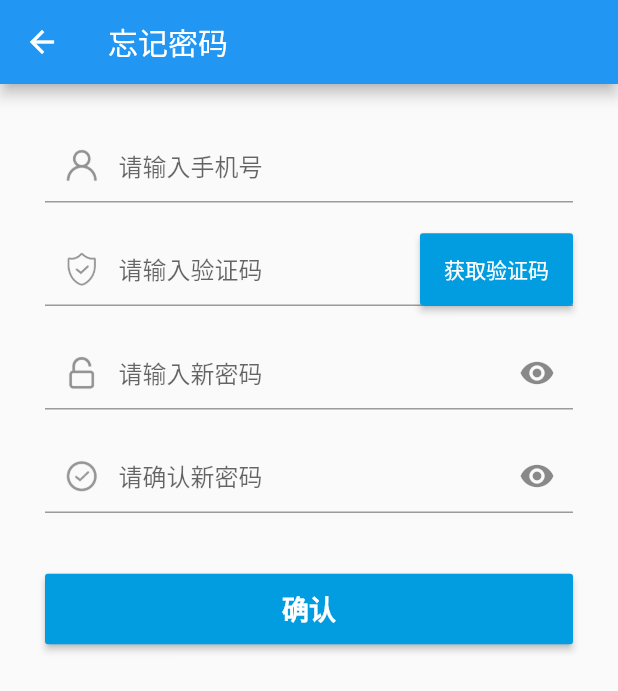
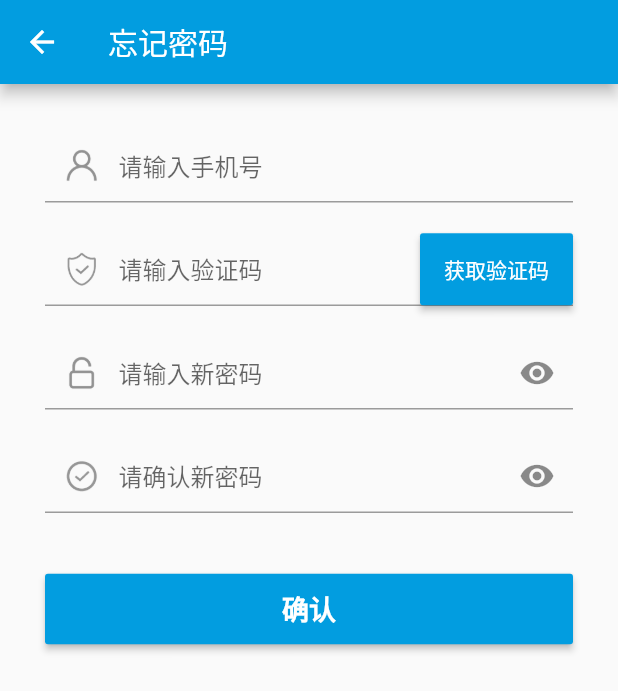
Before and after one commit to asmh1989/flutter_message, a Flutter app: the HomePage screen opened by its route, item 2 of the bottom bar chosen, after a tap on the "lock open" icon, after a tap on "忘记密码?", on a phone screen of 412 x 824 dp. Shown: the top 691 px of the screen. Run offline on Flutter 3.47's test engine with Material 2 defaults, Android fonts, the light colour scheme and no system bars; our stand-ins replace shared_preferences; accounts and stored records are empty; statements that could not run were skipped.

Commit message:
平台切换

```diff
--- a/lib/main.dart
+++ b/lib/main.dart
@@ -4,6 +4,8 @@ import 'pages/login.dart';
 import 'pages/home.dart';
 import 'pages/routes.dart';
 import 'utils/cache.dart';
+
+import 'utils/style.dart';
 
 void main() {
   MaterialPageRoute.debugEnableFadingRoutes = true; // ignore: deprecated_member_use
@@ -25,6 +27,8 @@ class MyApp extends StatelessWidget {
         // or press Run > Flutter Hot Reload in IntelliJ). Notice that the
         // counter didn't reset back to zero; the application is not restarted.
         primarySwatch: Colors.blue,
+        primaryColor: Style.COLOR_THEME,
+        accentColor: Style.COLOR_THEME,
       ),
       home:   new FutureBuilder<Cache>(
         future: Cache.getInstace(),
--- a/lib/pages/home.dart
+++ b/lib/pages/home.dart
@@ -3,10 +3,10 @@ import 'package:flutter/material.dart';
 import '../utils/cache.dart';
 import '../pages/login.dart';
 import '../utils/assets.dart';
+import '../utils/style.dart';
 
-const Color COLOR_THEME = const Color(0xFF029de0);
-const Color COLOR_BACKGRAOUND = const Color(0xfff5f5f5);
-const double BAR_HEIGHT = 20.0;
+import 'switchPlatform.dart';
+
 
 class HomePage extends StatefulWidget{
   const HomePage({Key key}): super(key: key);
@@ -26,7 +26,7 @@ class HomeState extends State<HomePage> {
   AppBar _getAppBar() {
     if(_currentIndex == 0 || _currentIndex == 1) {
       return new AppBar(
-        backgroundColor: COLOR_THEME,
+        backgroundColor: Style.COLOR_THEME,
         title: new Text(_currentIndex == 0 ? '设备卡号' : '消息列表'),
         actions: <Widget>[
           new IconButton(
@@ -44,7 +44,7 @@ class HomeState extends State<HomePage> {
   }
 
   Color _getSelectColor(int index) {
-    return _currentIndex == index ? COLOR_THEME : null;
+    return _currentIndex == index ? Style.COLOR_THEME : null;
   }
 
   Widget _getMenu(String image, String title, GestureTapCallback onTap) {
@@ -95,13 +95,13 @@ class HomeState extends State<HomePage> {
               ],
             )
         ),
-        new Container(height: 8.0, color: COLOR_BACKGRAOUND,),
+        new Container(height: 8.0, color: Style.COLOR_BACKGROUND,),
         new Column(
           crossAxisAlignment: CrossAxisAlignment.stretch,
           children: <Widget>[
             new Divider(height: 0.5),
             _getMenu(ImageAssets.myinfo_icon_1, '平台切换', () {
-
+              Navigator.pushNamed(context, SwitchPlatformPage.route);
             }),
             new Divider(height: 0.5),
             _getMenu(ImageAssets.myinfo_icon_2, '指令管理', () {
@@ -110,7 +110,7 @@ class HomeState extends State<HomePage> {
             new Divider(height: 0.5),
           ],
         ),
-        new Container(height: 8.0, color: COLOR_BACKGRAOUND,),
+        new Container(height: 8.0, color: Style.COLOR_BACKGROUND,),
         new Column(
           crossAxisAlignment: CrossAxisAlignment.stretch,
           children: <Widget>[
@@ -125,7 +125,7 @@ class HomeState extends State<HomePage> {
           ],
         ),
         new Expanded(child: new Container(
-          color: COLOR_BACKGRAOUND,
+          color: Style.COLOR_BACKGROUND,
         ))
       ],
     );
@@ -146,21 +146,21 @@ class HomeState extends State<HomePage> {
     BottomNavigationBar botNavBar = new BottomNavigationBar(
       items: [
         new BottomNavigationBarItem(
-          icon: new Image.asset(ImageAssets.ic_tab_card_normal, color: _getSelectColor(0), height: BAR_HEIGHT,),
+          icon: new Image.asset(ImageAssets.ic_tab_card_normal, color: _getSelectColor(0), height: Style.BAR_HEIGHT,),
           title: new Text('卡号列表'),
         ),
         new BottomNavigationBarItem(
-          icon: new Image.asset(ImageAssets.ic_tab_msg_normal, color: _getSelectColor(1), height: BAR_HEIGHT,),
+          icon: new Image.asset(ImageAssets.ic_tab_msg_normal, color: _getSelectColor(1), height: Style.BAR_HEIGHT,),
           title: new Text('消息列表'),
         ),
         new BottomNavigationBarItem(
-          icon: new Image.asset(ImageAssets.ic_tab_mine_normal, color: _getSelectColor(2), height: BAR_HEIGHT,),
+          icon: new Image.asset(ImageAssets.ic_tab_mine_normal, color: _getSelectColor(2), height: Style.BAR_HEIGHT,),
           title: new Text('个人中心'),
         ),
       ],
       currentIndex: _currentIndex,
       type: BottomNavigationBarType.fixed,
-      fixedColor: COLOR_THEME,
+      fixedColor: Style.COLOR_THEME,
       iconSize: 16.0,
       onTap: (int index) {
         setState(() {
--- a/lib/pages/routes.dart
+++ b/lib/pages/routes.dart
@@ -5,10 +5,12 @@ import 'login.dart';
 import 'passwd.dart';
 import 'home.dart';
 import 'register.dart';
+import 'switchPlatform.dart';
 
 Map<String, WidgetBuilder>  routes = {
   LoginPage.route: (BuildContext context) => new LoginPage(),
   PasswordPage.route: (BuildContext context) => new PasswordPage(),
   HomePage.route: (BuildContext context) => new HomePage(),
-  RegisterPage.route: (BuildContext context) => new RegisterPage()
+  RegisterPage.route: (BuildContext context) => new RegisterPage(),
+  SwitchPlatformPage.route: (BuildContext context) => new SwitchPlatformPage()
 };
--- a/lib/utils/style.dart
+++ b/lib/utils/style.dart
@@ -19,4 +19,8 @@ class Style {
   static const TextStyle tipsTextStyle = const TextStyle(
       fontSize: 14.0,
       color: Colors.white
-  );}
+  );
+  static const Color COLOR_THEME = const Color(0xFF029de0);
+  static const Color COLOR_BACKGROUND = const Color(0xfff5f5f5);
+  static const double BAR_HEIGHT = 20.0;
+}
```
Also changed, not shown: lib/pages/switchPlatform.dart (added, +105 -0 lines), lib/utils/network.dart (+16 -0 lines), lib/utils/platformInfo.dart (added, +43 -0 lines).
